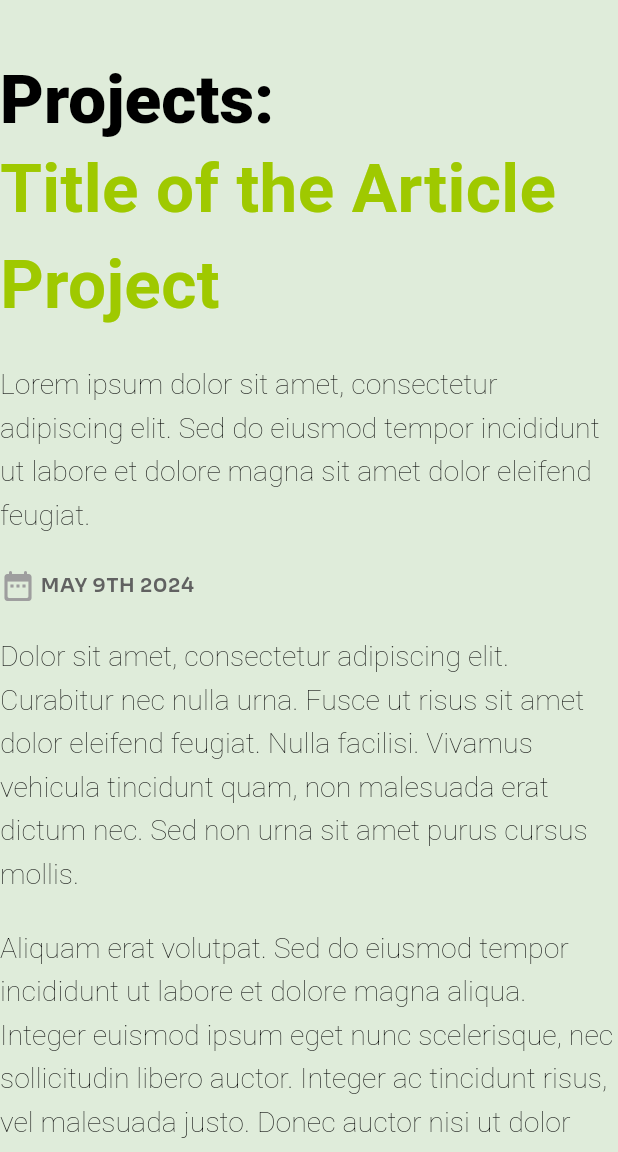
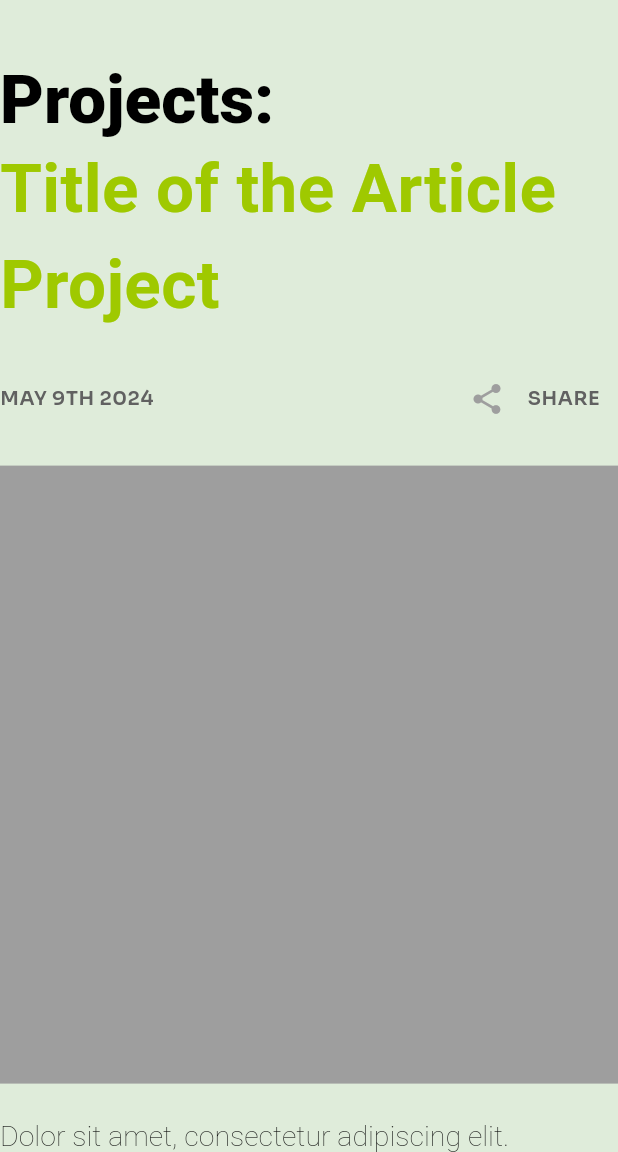
Before and after one commit to loo-al/part_page, a Flutter app: the screen it shows after launch, after a tap on the "wb sunny" icon, on a phone screen of 412 x 824 dp, the part 84-1236 px from its top. Run offline on Flutter 3.47's test engine with Material 3 defaults, Android fonts, the phone set to English and light mode, and no system bars; our stand-ins replace google_fonts.

Commit message:
- Page placeholder image - Site scrolls down - shareLink onPressed - rm date icon - add share icon - share icon copy url to clipboard

```diff
--- a/lib/main.dart
+++ b/lib/main.dart
@@ -8,6 +8,7 @@ Author:           Aurthor
 */
 
 import 'package:flutter/material.dart';
+import 'package:flutter/services.dart';
 import 'package:google_fonts/google_fonts.dart';
 import 'package:part_page/strings.dart';
 import 'package:part_page/theme/theme_manager.dart';
@@ -15,6 +16,7 @@ import 'package:part_page/theme/theme_variants.dart';
 import 'package:url_launcher/url_launcher.dart';
 import 'package:url_launcher/url_launcher_string.dart';
 import 'size.dart';
+import 'strings.dart';
 
 void main() {
   runApp(MyApp());
@@ -23,7 +25,7 @@ void main() {
 ThemeManager _themeManager = ThemeManager();
 
 class MyApp extends StatefulWidget {
-  //const MyApp({super.key});
+  const MyApp({super.key});
   @override
   _MyAppState createState() => _MyAppState();
 }
@@ -89,6 +91,9 @@ class MyPage extends StatefulWidget {
 
 class _MyPageState extends State<MyPage> {
 
+  // Scroll controller for controlling the scroll
+  final ScrollController _scrollController = ScrollController();
+
   int _counter = 0;
   void _incrementCounter() {
     setState(() {
@@ -98,6 +103,27 @@ class _MyPageState extends State<MyPage> {
   void _resetCounter() {
     setState(() {
       _counter = 0;
+    });
+  }
+
+  // Scroll to a section using the GlobalKey
+  void _scrollToSection(GlobalKey key) {
+    final context = key.currentContext;
+    if (context != null) {
+      final position = context.findRenderObject()!.getTransformTo(null).getTranslation();
+      _scrollController.animateTo(
+        position.y,
+        duration: Duration(seconds: 1),
+        curve: Curves.easeInOut,
+      );
+    }
+  }
+
+  // Function to copy a string to the clipboard
+  void _copyToClipboard(String shareLink) {
+    Clipboard.setData(ClipboardData(text: shareLink)).then((_) {
+      // Show a snackbar or toast to indicate the text was copied
+      print('Link copied to clipboard: $shareLink');
     });
   }
 
@@ -191,7 +217,9 @@ class _MyPageState extends State<MyPage> {
         ), // Center
       ),
 
-      body: Stack(
+      body: SingleChildScrollView(
+        controller: _scrollController,
+        child: Stack(
           alignment: AlignmentDirectional.topCenter,
           children: [
             Center(
@@ -239,22 +267,55 @@ class _MyPageState extends State<MyPage> {
                       ),
                     ),
 
-                  SizedBox(height: Size().body_space),
+                    // SizedBox(height: Size().body_space),
 
-                  Text(Strings().title_intro,
-                    style: Theme.of(context).textTheme.displaySmall, ),
+                    // Text(Strings().title_intro,
+                    //   style: Theme.of(context).textTheme.displaySmall, ),
 
                     SizedBox(height: Size().body_space),
 
                     Row(
                       mainAxisAlignment: MainAxisAlignment.start,
                       children: [
-                      Icon(Icons.date_range_rounded),
-                      SizedBox(width: 3),
+                        //Icon(Icons.date_range_rounded),
+                        // SizedBox(width: 3),
                         Text(Strings().title_date,
                             style: Theme.of(context).textTheme.bodySmall),
+
+                        Spacer(flex: 1),
+                        Icon(Icons.share),
+                        SizedBox(width: 3),
+
+                        Tooltip(
+                          message: 'Copy URL to Clipboard',
+                          child: TextButton(
+                            onPressed: () {
+                              String shareLink = 'https://www.site.com/project/myproject/';
+                              _copyToClipboard(shareLink);
+                            },
+                            child: Text(
+                              Strings().title_share,
+                              style: Theme.of(context).textTheme.bodySmall,
+                            ),
+                          ),
+                        ),
+
                       ],
                     ),
+
+                    SizedBox(height: Size().body_space),
+
+                    Container(
+                      width: double.infinity,
+                      height: Size().fiftyh,
+                      color: Colors.grey,
+                      // child: Image.asset(
+                      //   'assets/placeholder.png',
+                      //   fit: BoxFit.cover, // Adjusts how the image fits the container
+                      //   width: double.infinity,
+                      //   height: 250, // You can set a fixed height here or leave it dynamic
+                      // ),
+                    ), // End of Container
 
 
                     SizedBox(height: Size().body_space),
@@ -279,6 +340,7 @@ class _MyPageState extends State<MyPage> {
               ),
             ),
           ],
+        ),
       ),
 
       /*
--- a/lib/size.dart
+++ b/lib/size.dart
@@ -34,6 +34,8 @@ class Size {
   double fiveh = screenHeight * 0.05;
   double tenh = screenHeight * 0.10;
   double twentyh = screenHeight * 0.20;
+  double thirtyh = screenHeight * 0.30;
+  double fiftyh = screenHeight * 0.50;
 
   double w25 = screenWidth * 0.0025;
   double w50 = screenWidth * 0.005;
--- a/lib/strings.dart
+++ b/lib/strings.dart
@@ -13,6 +13,7 @@ class Strings{
   String page_titile1 = 'Projects:';
   String page_titile2 = 'Title of the Article Project';
   String title_date = 'MAY 9TH 2024';
+  String title_share= "SHARE";
   String title_intro = 'Lorem ipsum dolor sit amet, consectetur adipiscing elit. Sed do eiusmod tempor incididunt ut labore et dolore magna sit amet dolor eleifend feugiat.';
 
   String page_heading = 'Application Use Case';
--- a/lib/theme/theme_variants.dart
+++ b/lib/theme/theme_variants.dart
@@ -15,7 +15,7 @@ const LIGHT_GREY = Color(0xFF8A8F8A);
 const LIGHT_ACCENT = Colors.green;
 
 // Icon Colors
-final DARK_ICON = Colors.grey[800];
+final DARK_ICON = Colors.grey[700];
 final DARK_ICON_TXT = Colors.grey[500];
 final LIGHT_ICON = Colors.grey[500];
 final LIGHT_ICON_TXT = Colors.grey[700];
@@ -24,7 +24,7 @@ final LIGHT_ICON_TXT = Colors.grey[700];
 final GREY500 = Colors.grey[500];
 final GREY600 = Colors.grey[600];
 const DARK_TITLE = Colors.white;
-final DARK_TXT = Colors.grey[200];
+const DARK_TXT = Colors.white;
 const LIGHT_TITLE = Colors.black;
 const LIGHT_Txt = Colors.black;
 
```
Lines whose indentation alone changed are shown as unchanged.
